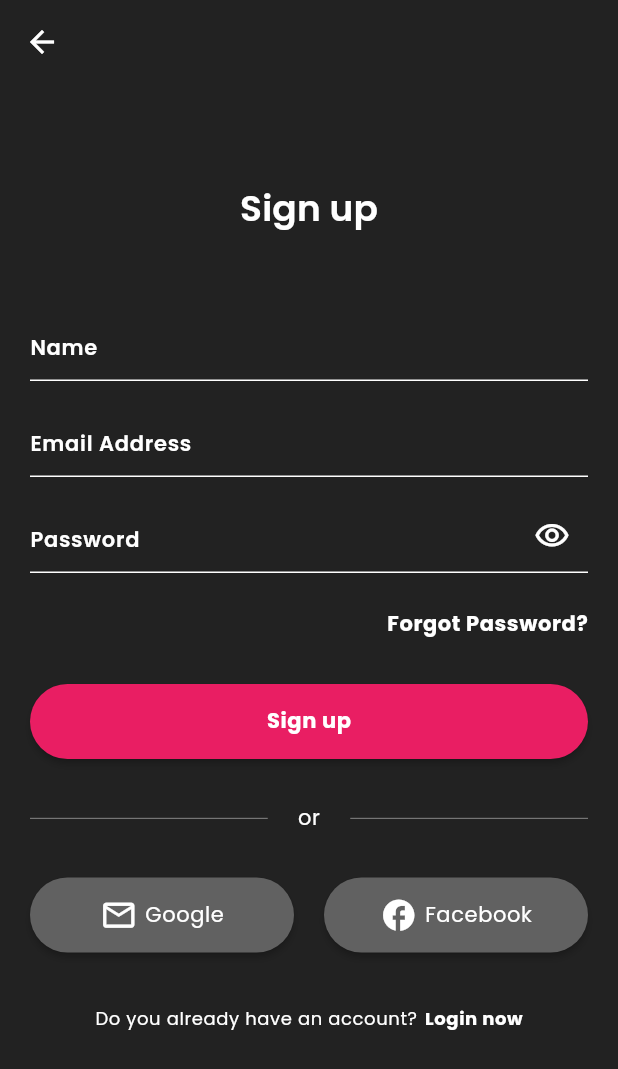
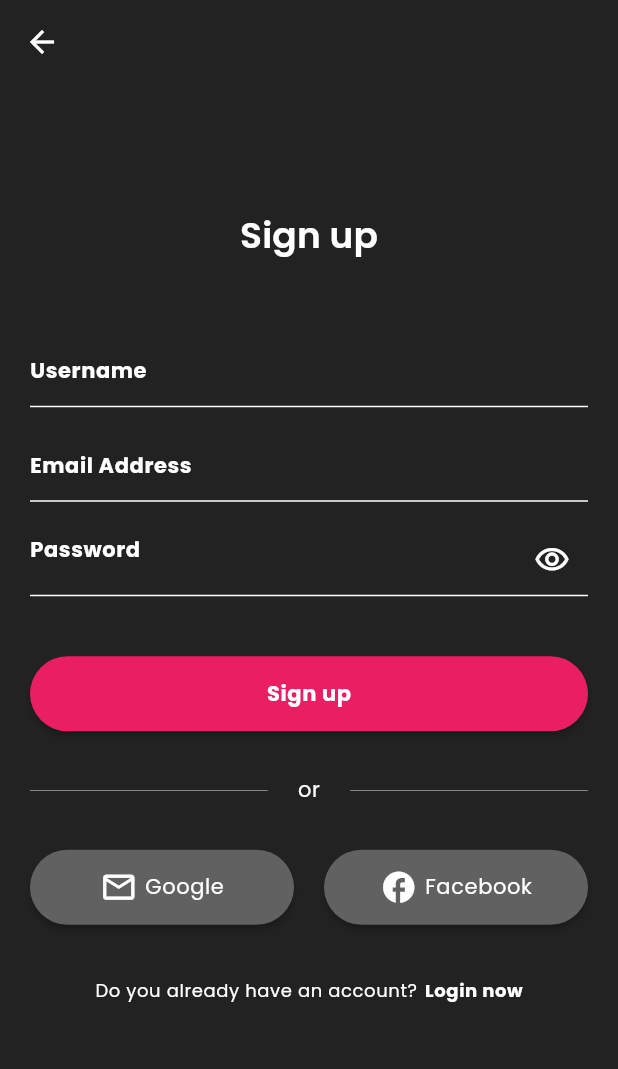
Before and after one commit to MirnaEmbaby/InternIntelligence_MoviesApp, a Flutter app: the SignUpScreen screen opened directly, after a tap on "Sign up", on a phone screen of 412 x 824 dp. Shown: the top 1069 px of the screen. Run offline on Flutter 3.47's test engine with Material 3 defaults, Android fonts, the phone set to English and light mode, and no system bars; our stand-ins replace bloc, cloud_firestore, firebase_auth, firebase_core, flutter_bloc, google_fonts; accounts and stored records are empty; network calls fail.

```diff
--- /dev/null
+++ b/lib/models/user_model.dart
@@ -0,0 +1,29 @@
+class UserModel {
+  late String userName;
+  late String email;
+  late String uId;
+  late String image;
+
+  UserModel({
+    required this.userName,
+    required this.email,
+    required this.uId,
+    required this.image,
+  });
+
+  UserModel.fromJson(Map<String, dynamic> json) {
+    userName = json['userName'];
+    email = json['email'];
+    uId = json['uId'];
+    image = json['image'];
+  }
+
+  Map<String, dynamic> toMap() {
+    return {
+      'userName': userName,
+      'email': email,
+      'uId': uId,
+      'image': image,
+    };
+  }
+}
--- a/lib/modules/signup_screen/cubit/cubit.dart
+++ b/lib/modules/signup_screen/cubit/cubit.dart
@@ -1,10 +1,62 @@
+import 'package:cloud_firestore/cloud_firestore.dart';
+import 'package:firebase_auth/firebase_auth.dart';
 import 'package:flutter/material.dart';
 import 'package:flutter_bloc/flutter_bloc.dart';
+import 'package:movies_app/models/user_model.dart';
 import 'package:movies_app/modules/signup_screen/cubit/states.dart';
 
 class SignUpCubit extends Cubit<SignUpStates> {
   SignUpCubit() : super(InitialState());
   static SignUpCubit get(context) => BlocProvider.of(context);
+
+  void createUser({
+    String? image,
+    required String userName,
+    required String email,
+    required String uId,
+  }) {
+    UserModel model = UserModel(
+      userName: userName,
+      email: email,
+      uId: uId,
+      image:
+          'https://www.shutterstock.com/image-vector/default-avatar-profile-icon-social-600nw-1677509740.jpg',
+    );
+
+    FirebaseFirestore.instance
+        .collection('users')
+        .doc('uId')
+        .set(model.toMap())
+        .then((value) {
+      emit(CreateUserSuccessState());
+    }).catchError((error) {
+      debugPrint(error.toString());
+      emit(CreateUserErrorState(error.toString()));
+    });
+  }
+
+  void signUp({
+    required String userName,
+    required String email,
+    required String password,
+  }) {
+    FirebaseAuth.instance
+        .createUserWithEmailAndPassword(
+      email: email,
+      password: password,
+    )
+        .then((value) {
+      createUser(
+        userName: userName,
+        email: email,
+        uId: value.user!.uid,
+      );
+      emit(SignUpSuccessState());
+    }).catchError((error) {
+      debugPrint(error.toString());
+      emit(SignUpErrorState());
+    });
+  }
 
   IconData suffixIcon = Icons.visibility_outlined;
   bool isVisible = true;
--- a/lib/modules/signup_screen/cubit/states.dart
+++ b/lib/modules/signup_screen/cubit/states.dart
@@ -4,8 +4,14 @@ class InitialState extends SignUpStates {}
 
 class SignUpSuccessState extends SignUpStates {}
 
-class SignUpLoadingState extends SignUpStates {}
-
 class SignUpErrorState extends SignUpStates {}
 
 class SignUpPassVisibilityChangeSuccessState extends SignUpStates {}
+
+class CreateUserSuccessState extends SignUpStates {}
+
+class CreateUserErrorState extends SignUpStates {
+  final String error;
+
+  CreateUserErrorState(this.error);
+}
--- a/lib/modules/signup_screen/signup_screen.dart
+++ b/lib/modules/signup_screen/signup_screen.dart
@@ -1,7 +1,6 @@
 import 'package:flutter/material.dart';
 import 'package:flutter_bloc/flutter_bloc.dart';
 import 'package:movies_app/layout/layout_screen.dart';
-import 'package:movies_app/modules/login_screen/login_screen.dart';
 import 'package:movies_app/modules/signup_screen/cubit/cubit.dart';
 import 'package:movies_app/modules/signup_screen/cubit/states.dart';
 import 'package:movies_app/shared/styles/colors.dart';
@@ -14,7 +13,7 @@ class SignUpScreen extends StatelessWidget {
 
   var formKey = GlobalKey<FormState>();
   var emailController = TextEditingController();
-  var nameController = TextEditingController();
+  var usernameController = TextEditingController();
   var passwordController = TextEditingController();
 
   bool errorState = false;
@@ -54,11 +53,11 @@ class SignUpScreen extends StatelessWidget {
                         context: context,
                         isPass: false,
                         suffixIcon: null,
-                        controller: nameController,
-                        text: 'Name',
+                        controller: usernameController,
+                        text: 'Username',
                         validate: (value) {
                           if (value.isEmpty) {
-                            return 'name must not be empty';
+                            return 'username must not be empty';
                           }
                         },
                       ),
@@ -95,52 +94,18 @@ class SignUpScreen extends StatelessWidget {
                         },
                       ),
                       const SizedBox(
-                        height: 10.0,
-                      ),
-                      if (errorState == true)
-                        Row(
-                          children: [
-                            const Icon(
-                              Icons.error_outline_rounded,
-                              color: Colors.red,
-                            ),
-                            const SizedBox(
-                              width: 10.0,
-                            ),
-                            Text(
-                              'email address or password is incorrect',
-                              style: Theme.of(context)
-                                  .textTheme
-                                  .bodySmall!
-                                  .copyWith(
-                                    color: Colors.red,
-                                  ),
-                            ),
-                          ],
-                        ),
-                      Align(
-                        alignment: AlignmentDirectional.centerEnd,
-                        child: TextButton(
-                          style: ButtonStyle(
-                              padding:
-                                  WidgetStateProperty.all(EdgeInsets.zero)),
-                          onPressed: () {},
-                          child: Text(
-                            'Forgot Password?',
-                            style:
-                                Theme.of(context).textTheme.bodySmall!.copyWith(
-                                      fontWeight: FontWeight.bold,
-                                    ),
-                          ),
-                        ),
-                      ),
-                      const SizedBox(
-                        height: 16.0,
+                        height: 40.0,
                       ),
                       defButton(
                         context: context,
                         text: 'Sign up',
-                        function: () {},
+                        function: () {
+                          SignUpCubit.get(context).signUp(
+                            userName: usernameController.text,
+                            email: emailController.text,
+                            password: passwordController.text,
+                          );
+                        },
                       ),
                       const SizedBox(
                         height: 10.0,
@@ -258,7 +223,7 @@ class SignUpScreen extends StatelessWidget {
                           ),
                           TextButton(
                               onPressed: () {
-                                navigateTo(context, LoginScreen());
+                                Navigator.pop(context);
                               },
                               style: const ButtonStyle(
                                 padding: WidgetStatePropertyAll(
@@ -284,7 +249,7 @@ class SignUpScreen extends StatelessWidget {
           );
         },
         listener: (context, state) {
-          if (state is SignUpSuccessState) {
+          if (state is CreateUserSuccessState) {
             navigateAndFinish(context, const LayoutScreen());
           }
         },
--- a/lib/shared/components/components.dart
+++ b/lib/shared/components/components.dart
@@ -26,6 +26,9 @@ Widget defTextFormField({
 }) {
   return TextFormField(
     controller: controller,
+    style: Theme.of(context).textTheme.bodySmall!.copyWith(
+          fontWeight: FontWeight.bold,
+        ),
     obscureText: isPass && passHidden ? true : false,
     decoration: InputDecoration(
       hintText: text,
--- a/pubspec.yaml
+++ b/pubspec.yaml
@@ -44,6 +44,9 @@ dependencies:
 
   firebase_core: ^3.9.0
   firebase_auth: ^5.3.4
+  cloud_firestore: ^5.6.0
+  firebase_storage: ^12.3.7
+  firebase_app_check: ^0.3.1+7
 
 
 dev_dependencies:
```
Also changed, not shown: pubspec.lock, 2 other files.
